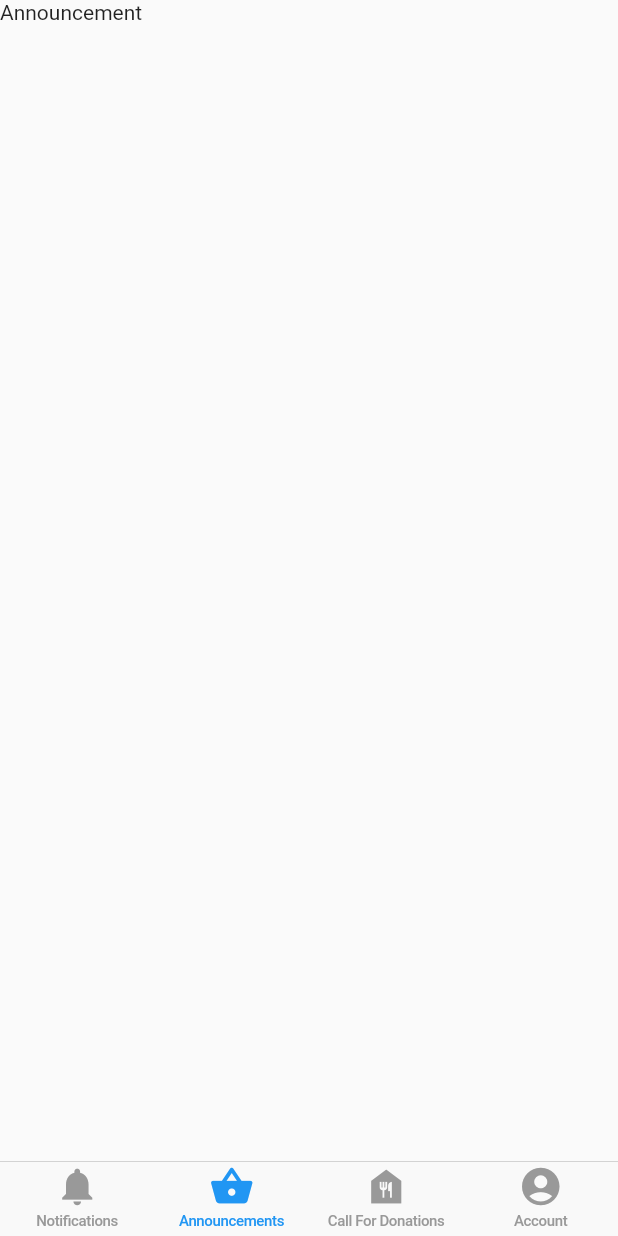
After one commit to fhillipbagsic/Foodernity_Mobile, a Flutter app: the screen it shows after launch, item 2 of the bottom bar chosen, on a phone screen of 412 x 824 dp. The commit adds this screen. Run offline on Flutter 3.47's test engine with Material 2 defaults, Android fonts, the phone set to English and light mode, and no system bars; our stand-ins replace form_field_validator, sizer.

Commit message:
Add home page

```diff
--- /dev/null
+++ b/lib/Pages/Account/Account.dart
@@ -0,0 +1,15 @@
+import 'package:flutter/material.dart';
+
+class Account extends StatefulWidget {
+  const Account({Key? key}) : super(key: key);
+
+  @override
+  State<Account> createState() => _AccountState();
+}
+
+class _AccountState extends State<Account> {
+  @override
+  Widget build(BuildContext context) {
+    return const Text('Account');
+  }
+}
--- /dev/null
+++ b/lib/Pages/Announcement/Announcement.dart
@@ -0,0 +1,18 @@
+import 'package:flutter/material.dart';
+import 'package:flutter/widgets.dart';
+
+class Announcement extends StatefulWidget {
+  const Announcement({Key? key}) : super(key: key);
+
+  @override
+  State<Announcement> createState() => _AnnouncementState();
+}
+
+class _AnnouncementState extends State<Announcement> {
+  @override
+  Widget build(BuildContext context) {
+    return const Scaffold(
+      body: SafeArea(child: Text('Announcement')),
+    );
+  }
+}
--- a/lib/Pages/Home.dart
+++ b/lib/Pages/Home.dart
@@ -0,0 +1,64 @@
+import 'package:flutter/cupertino.dart';
+import 'package:flutter/material.dart';
+import 'package:foodernity_mobile/Pages/Account/Account.dart';
+import 'package:foodernity_mobile/Pages/Announcement/Announcement.dart';
+import 'package:foodernity_mobile/Pages/CallForDonation/CallForDonation.dart';
+import 'package:foodernity_mobile/Pages/Notifications/Notifications.dart';
+
+class Home extends StatefulWidget {
+  const Home({Key? key}) : super(key: key);
+
+  @override
+  State<Home> createState() => _HomeState();
+}
+
+class _HomeState extends State<Home> {
+  int _currentIndex = 0;
+
+  final List<Widget> _children = [
+    PlaceholderWidget(const Notifications()),
+    PlaceholderWidget(const Announcement()),
+    PlaceholderWidget(const CallForDonation()),
+    PlaceholderWidget(const Account())
+  ];
+
+  @override
+  Widget build(BuildContext context) {
+    return Scaffold(
+      body: SafeArea(child: _children[_currentIndex]),
+      bottomNavigationBar: CupertinoTabBar(
+          currentIndex: _currentIndex,
+          onTap: onTabTapped,
+          items: const [
+            BottomNavigationBarItem(
+                icon: Icon(Icons.notifications), label: 'Notifications'),
+            BottomNavigationBarItem(
+                icon: Icon(Icons.shopping_basket_rounded),
+                label: 'Announcements'),
+            BottomNavigationBarItem(
+                icon: Icon(Icons.food_bank), label: 'Call For Donations'),
+            BottomNavigationBarItem(
+                icon: Icon(Icons.account_circle), label: 'Account'),
+          ]),
+    );
+  }
+
+  int onTabTapped(int index) {
+    setState(() => _currentIndex = index);
+    print(index);
+    return _currentIndex;
+  }
+}
+
+class PlaceholderWidget extends StatelessWidget {
+  final Widget widget;
+
+  PlaceholderWidget(this.widget);
+
+  @override
+  Widget build(BuildContext context) {
+    return Container(
+      child: widget,
+    );
+  }
+}
--- /dev/null
+++ b/lib/Pages/Notifications/Notifications.dart
@@ -0,0 +1,17 @@
+import 'package:flutter/material.dart';
+
+class Notifications extends StatefulWidget {
+  const Notifications({Key? key}) : super(key: key);
+
+  @override
+  State<Notifications> createState() => _NotificationsState();
+}
+
+class _NotificationsState extends State<Notifications> {
+  @override
+  Widget build(BuildContext context) {
+    return const Scaffold(
+      body: SafeArea(child: Text('notif')),
+    );
+  }
+}
--- a/lib/main.dart
+++ b/lib/main.dart
@@ -1,4 +1,5 @@
 import 'package:flutter/material.dart';
+import 'package:foodernity_mobile/Pages/Home.dart';
 import 'package:foodernity_mobile/Pages/Signinup/Signin.dart';
 import 'package:sizer/sizer.dart';
 
@@ -17,11 +18,7 @@ class MyApp extends StatelessWidget {
           primarySwatch: Colors.blue,
         ),
         home: Sizer(builder: ((context, orientation, deviceType) {
-          return const Scaffold(
-            body: SafeArea(
-              child: Signin(),
-            ),
-          );
+          return const Home();
         })));
   }
 }
```
Also changed, not shown: lib/Pages/CallForDonation/CallForDonation.dart (added, +17 -0 lines), lib/Pages/Signinup/ForgotPassword.dart (+15 -1 lines).
